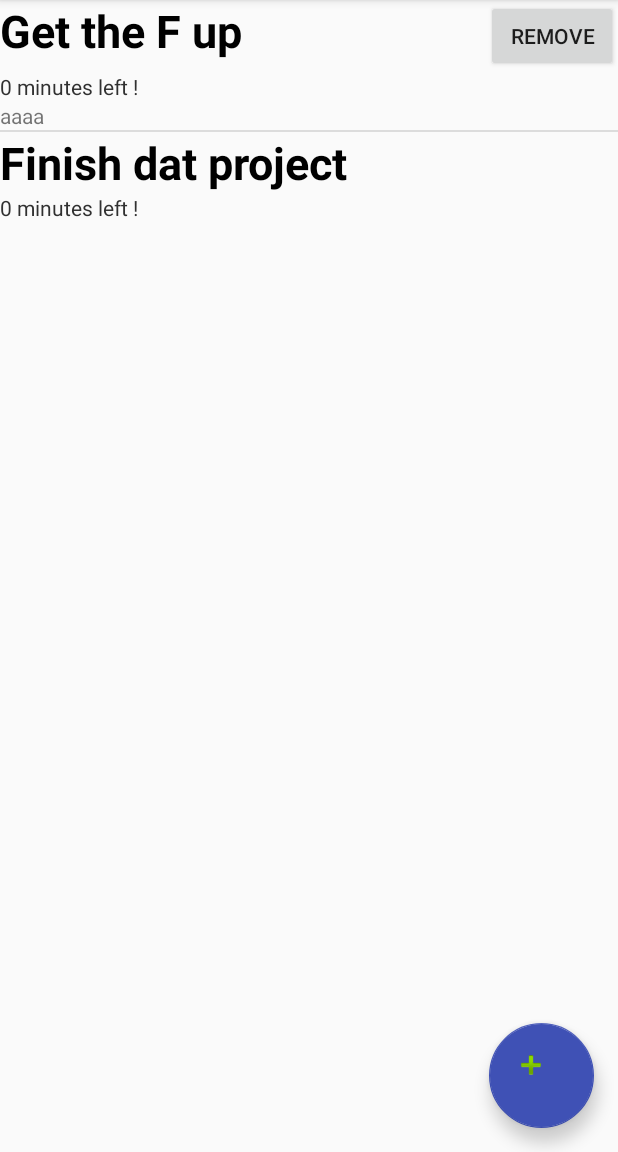
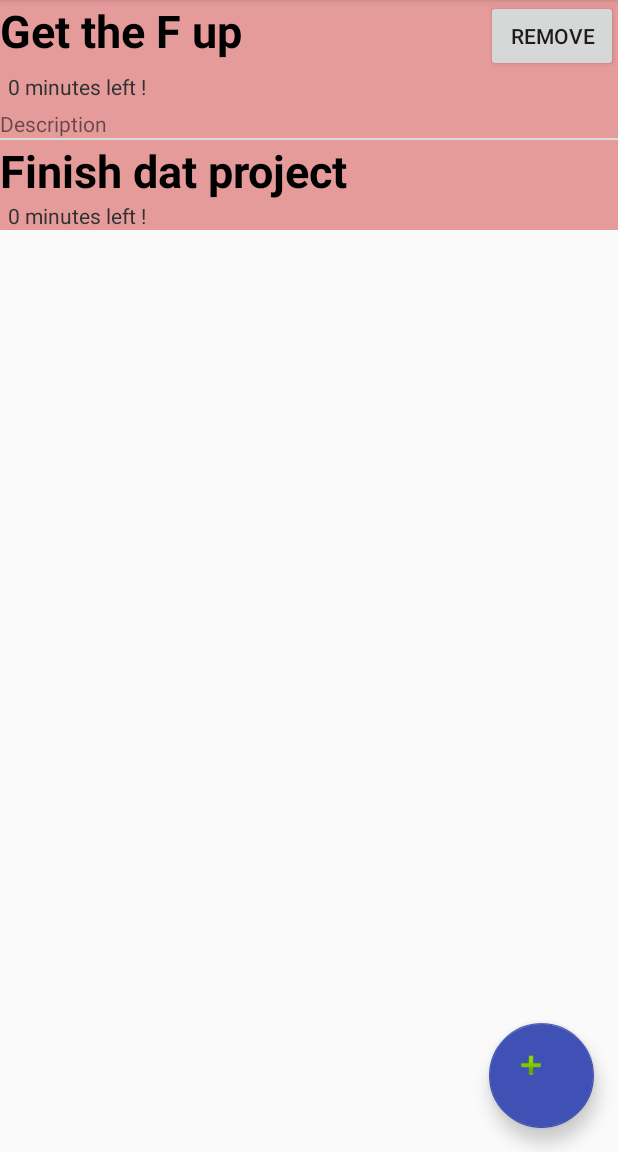
Before and after one commit to Kwakwaouaite/task_manager, an Android app: the screen it shows after launch (DisplayTask), after a tap on "Get the F up", on a phone screen of 412 x 824 dp, the part 84-1236 px from its top. Run offline under Robolectric (Android 15) with nearby library versions, the phone set to English and light mode, and no system bars.

Commit message:
Delete commentaries + color for priority

```diff
--- a/Taskmanager/app/src/main/java/com/manzanart/albick/taskmanager/CreateTaskActivity.java
+++ b/Taskmanager/app/src/main/java/com/manzanart/albick/taskmanager/CreateTaskActivity.java
@@ -56,7 +56,6 @@ public static int minutes;
                     bundle.putString("descriptionTask", descriptionTask.getText().toString());
                     SimpleDateFormat formatter = new SimpleDateFormat("yyyy-MM-dd HH:mm:ss");
                     bundle.putString("date",year+"-"+month+"-"+day+" "+hour+":"+minutes+":00" );
-                    //Log.d("Creation", year+"-"+month+"-"+day+" "+hour+":"+minutes+"00");
                     bundle.putString("valueRule",valueRule.getText().toString());
                     intent.putExtras(bundle);
                     startActivity(intent);
--- a/Taskmanager/app/src/main/java/com/manzanart/albick/taskmanager/DisplayTask.java
+++ b/Taskmanager/app/src/main/java/com/manzanart/albick/taskmanager/DisplayTask.java
@@ -78,7 +78,9 @@ public class DisplayTask extends AppCompatActivity {
                 Save();
             }
         }
-       FloatingActionButton fab = (FloatingActionButton) findViewById(R.id.add_button);
+
+        // Defini l'action du bouton ajouter
+        FloatingActionButton fab = (FloatingActionButton) findViewById(R.id.add_button);
         fab.setOnClickListener(new View.OnClickListener() {
             @Override
             public void onClick(View view) {
@@ -87,24 +89,18 @@ public class DisplayTask extends AppCompatActivity {
                 startActivity(i);
             }
         });
+
+        //Creer la liste de tache que l'on va afficher
         mListView = (ListView) findViewById(R.id.list);
-
-
         this.adapter = new TaskAdapter(DisplayTask.this, tasks);
         mListView.setAdapter(adapter);
-
         mListView.setOnItemClickListener(new AdapterView.OnItemClickListener() {
 
             @Override
             public void onItemClick(AdapterView<?> parent, View view,
                                     int position, long id) {
 
-                // ListView Clicked item index
-                //int itemPosition     = position;
-
-                // ListView Clicked item value
-                //String  itemValue    = (String) mListView.getItemAtPosition(position);
-
+                // Affiche le nom de la tache dans la console
                 Log.d("tag", view.getTag().getClass().getName());
 
                 Task task = tasks.get((int) id);
@@ -113,27 +109,14 @@ public class DisplayTask extends AppCompatActivity {
                 String taskTitle = (String) task.getName();
 
                 ViewGroup test = (ViewGroup) view;
+                adapter.notifyDataSetChanged();
 
                 /*
-                int b = test.getChildCount();
-                TextView desc = (TextView) test.getChildAt(1);
-
-                desc.setText("YO !");*/
-
-
-
-                //
-                /*if (tasks.get((int) id).getDescription() == null) {
-                    tasks.get((int) id).setDescription("Descriptionaaaaaaaaaaaaaaaaaaaaaaaaaaaaaaaaaaaaaaaaaaaaaaaaaaaaaaaaaaaaaaaa");
-                }
-                else{
-                tasks.get((int) id).setDescription(null);}*/
-                adapter.notifyDataSetChanged();
-
                 // Show Alert
                 Toast.makeText(getApplicationContext(),
                         "Position :"+ id +"  ListItem : " + task.isDisplayed()  , Toast.LENGTH_LONG)
                         .show();
+                */
 
             }
 
@@ -195,12 +178,13 @@ return null;
     private void genererTasks(){
         tasks=new ArrayList<Task>();
 
+        // Fake tasks created if the list is empty
         tasks.add(new Task(new ArrayList<Task>(),"Get the F up", "aaaa", Calendar.getInstance().getTime(),Calendar.getInstance().getTime(),
                 Color.BLUE,new ArrayList<NotififRules>()));
         tasks.add(new Task(new ArrayList<Task>(),"Finish dat project", "", Calendar.getInstance().getTime(),Calendar.getInstance().getTime(),
                 Color.BLUE,new ArrayList<NotififRules>()));
         tasks.get(0).getRules().add(new NotififRules(false,1000));
-         tasks.get(1).getRules().add(new NotififRules(true,(float)(0.5)));
+        tasks.get(1).getRules().add(new NotififRules(true,(float)(0.5)));
     }
     @Override
     public void onSaveInstanceState(Bundle savedInstanceState) {
@@ -208,10 +192,10 @@ return null;
 
     }
 
+    // Handler to remove a task when the button is clicked on
     public void removeClickHandler(View v){
         LinearLayout vwParentRow = (LinearLayout)v.getParent();
-        TextView child = (TextView)vwParentRow.getChildAt(0);
-        Button btnChild = (Button)vwParentRow.getChildAt(1);
+        Button btnChild = (Button)vwParentRow.getChildAt(1);  // Find the view of the button
         int position = Integer.parseInt((String)btnChild.getContentDescription());
         tasks.remove(position);
         Save();
--- a/Taskmanager/app/src/main/java/com/manzanart/albick/taskmanager/Task.java
+++ b/Taskmanager/app/src/main/java/com/manzanart/albick/taskmanager/Task.java
@@ -2,6 +2,7 @@ package com.manzanart.albick.taskmanager;
 
 import android.graphics.Color;
 import android.util.Log;
+import android.view.View;
 
 import java.io.Serializable;
 import java.util.ArrayList;
@@ -105,20 +106,26 @@ public class Task implements  Serializable{
     }
 
 
-    // Return a String corresponding to the time left, it adapt if there is function of the span left
+    // Return a String corresponding to the time left, it adapt if there in function of the span left
     public String getTimeLeft(){
         long today = System.currentTimeMillis();
         if ( this.getEndingDate() != null) {
-            long timestamp = this.getEndingDate().getTime();
-            int left = (int) (timestamp - today);
+            long end = this.getEndingDate().getTime();
+            int left = (int) (end - today);
+            Date endDate = new Date(end);
+            /*
+            Log.d("End", endDate.toString());
             Log.d("Timestamp", Integer.toString((int) timestamp));
+            Log.d("today", (new Date(today)).toString());
             Log.d("today", Integer.toString((int) today));
             Log.d("Left", Integer.toString(left));
+            */
+
             if (Math.abs(left) >= (1000 * 3600 * 24)) {
                 int daysLeft =  left / (1000 * 3600 * 24);
                 return (Integer.toString(daysLeft) + " days left !");
             } else if (Math.abs(left) >= (1000 * 3600)) {
-                int hoursLeft = left / (1000 * 3600 * 24);
+                int hoursLeft = left / (1000 * 3600);
                 return (Integer.toString(hoursLeft) + " hours left !");
             }
             int minutesLeft = left / (60 * 1000);
@@ -127,5 +134,25 @@ public class Task implements  Serializable{
         return ("Waiting");
     }
 
+    // Choose a color depending on the time left
+    public void setColorLeft(TaskAdapter.TaskViewHolder view){
+        long today = System.currentTimeMillis();
+        if ( this.getEndingDate() != null) {
+            long end = this.getEndingDate().getTime();
+            long start = this.getStartingDate().getTime();
+            Log.d("today", Long.toString( today));
+            Log.d("start", Long.toString( start));
+            Log.d("end", Long.toString(end));
+            if (today > end) {
+                view.all.setBackgroundColor(Color.argb(100, 200, 10, 10));
+            }
+            else{
+                float percent = (1-(end - today))/(end - start + 0.0000000001f);
+                view.timeLeft.setTextColor(Color.argb((int)(100*percent),200,50,50));
+            }
+
+        }
+    }
+
 
 }
--- a/Taskmanager/app/src/main/java/com/manzanart/albick/taskmanager/TaskAdapter.java
+++ b/Taskmanager/app/src/main/java/com/manzanart/albick/taskmanager/TaskAdapter.java
@@ -36,12 +36,13 @@ public class TaskAdapter extends ArrayAdapter<Task> {
             if(viewHolder == null){
                 viewHolder = new TaskViewHolder();
 
-                viewHolder.text = (TextView) convertView.findViewById(R.id.task_name);
+                // Get all the children views of the row virw displayed
+                viewHolder.all = convertView.findViewById(R.id.all_row);
+                viewHolder.text = convertView.findViewById(R.id.task_name);
                 viewHolder.description = convertView.findViewById(R.id.description);
                 viewHolder.button = convertView.findViewById(R.id.remove_button);
                 viewHolder.timeLeft = convertView.findViewById(R.id.time_left);
 
-                //viewHolder.image = (ImageView) convertView.findViewById(R.id.image);
                 convertView.setTag(viewHolder);
             }
 
@@ -54,22 +55,24 @@ public class TaskAdapter extends ArrayAdapter<Task> {
             viewHolder.timeLeft.setText(task.getTimeLeft());
             viewHolder.button.setContentDescription(Integer.toString(position));
 
+            // Display additionnal information or not, when clicked
             if (task.isDisplayed()) {
-                viewHolder.description.setText( task.getDescription());
+                viewHolder.description.setVisibility(View.VISIBLE);
                 viewHolder.button.setVisibility(View.VISIBLE);
             }
             else {
-                viewHolder.description.setText(null);
+                viewHolder.description.setVisibility(View.GONE);
                 viewHolder.button.setVisibility(View.GONE);}
             //viewHolder.image.setImageDrawable(new ColorDrawable(task.getColor()));
+
+            task.setColorLeft(viewHolder);
 
             return convertView;
         }
 
-        private class TaskViewHolder{
-
+        public class TaskViewHolder{
+            public View all;
             public TextView text;
-            public ImageView image;
             public TextView timeLeft;
             public TextView description;
             public Button button;
--- a/Taskmanager/app/src/main/res/layout/row_task.xml
+++ b/Taskmanager/app/src/main/res/layout/row_task.xml
@@ -1,5 +1,6 @@
 <?xml version="1.0" encoding="utf-8"?>
 <LinearLayout xmlns:android="http://schemas.android.com/apk/res/android"
+    android:id="@+id/all_row"
     android:orientation="vertical" android:layout_width="match_parent"
     android:layout_height="wrap_content">
 
@@ -35,12 +36,14 @@
         android:layout_width="match_parent"
         android:layout_height="wrap_content"
         android:text="time left"
+        android:paddingLeft="5dp"
         android:textColor="@color/colorPrimaryDark" />
 
     <TextView
         android:layout_width="wrap_content"
         android:layout_height="wrap_content"
         android:id="@+id/description"
+        android:paddingTop="5dp"
         android:text="Description"/>
 
 
```
